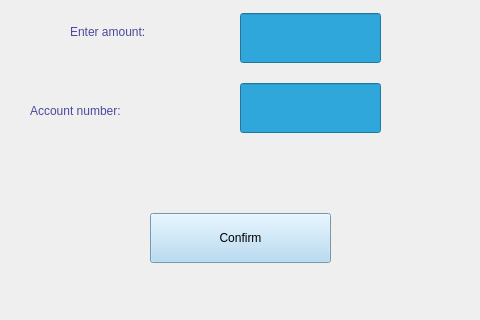
First picture: the form in view/transfer.ui, repository rawsashimi1604/1009_BankingSystem, before the edit; both pictures show x 210 to 690 and y 187 to 507 of the 954 by 507 pixel window.
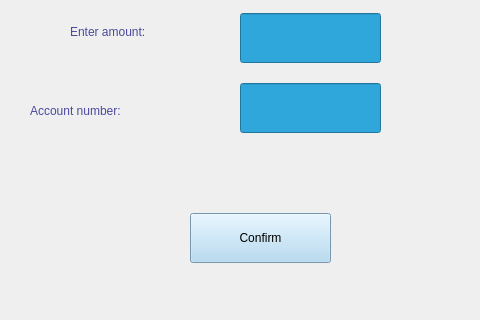
Second picture: the form after the edit.

Commit message: added title screen (without background image first)

The edit to the form file:
```diff
--- a/view/transfer.ui
+++ b/view/transfer.ui
@@ -96,9 +96,9 @@
     <widget class="QPushButton" name="pushButton_3">
      <property name="geometry">
       <rect>
-       <x>350</x>
+       <x>390</x>
        <y>390</y>
-       <width>181</width>
+       <width>141</width>
        <height>50</height>
       </rect>
      </property>
```
The commit also changes 4 other files.
